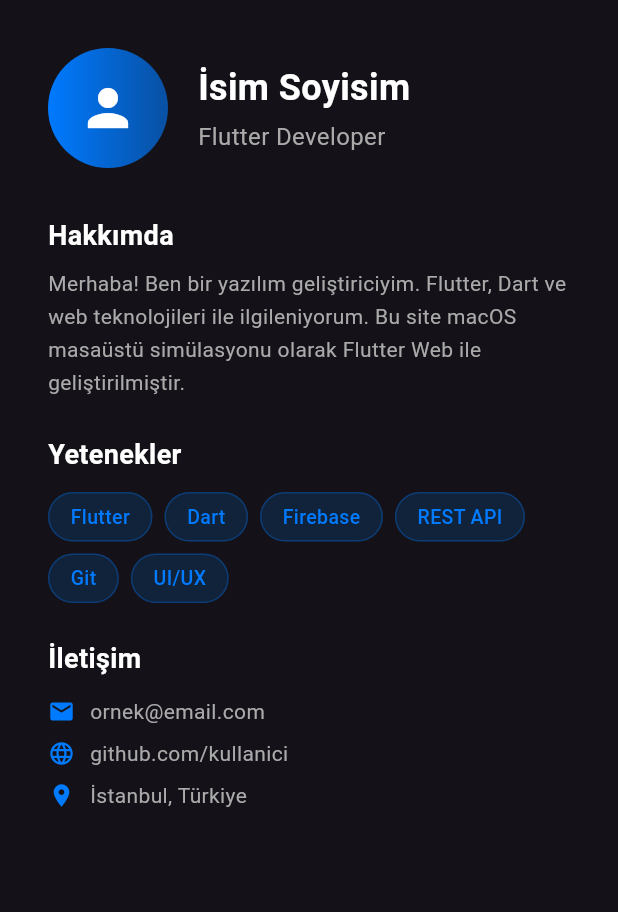
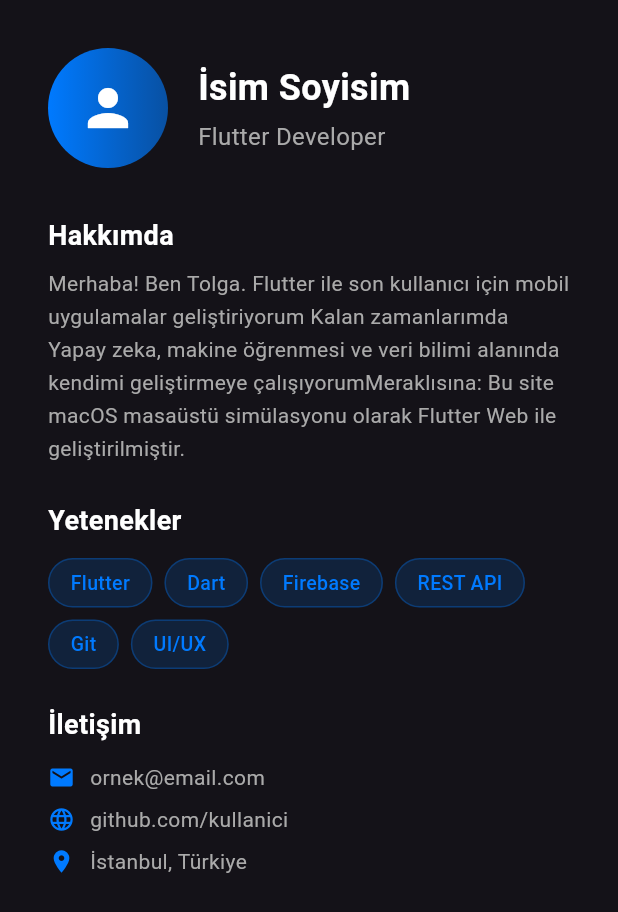
Before and after one commit to TOLGATOK21/tolgatok.com, a Flutter app: the AboutPage widget shown alone on an empty page, opened directly, on a phone screen of 412 x 824 dp. Shown: the top 912 px of the screen. Run offline on Flutter 3.47's test engine with Material 3 defaults, Android fonts, the phone set to English and light mode, and no system bars.

```diff
--- a/lib/screens/desktop/pages/about_page.dart
+++ b/lib/screens/desktop/pages/about_page.dart
@@ -56,8 +56,9 @@ class AboutPage extends StatelessWidget {
           const _SectionTitle('Hakkımda'),
           const SizedBox(height: 8),
           const Text(
-            'Merhaba! Ben bir yazılım geliştiriciyim. Flutter, Dart ve web teknolojileri ile ilgileniyorum. '
-            'Bu site macOS masaüstü simülasyonu olarak Flutter Web ile geliştirilmiştir.',
+            'Merhaba! Ben Tolga. Flutter ile son kullanıcı için mobil uygulamalar geliştiriyorum '
+            'Kalan zamanlarımda Yapay zeka, makine öğrenmesi ve veri bilimi alanında kendimi geliştirmeye çalışıyorum'
+            'Meraklısına: Bu site macOS masaüstü simülasyonu olarak Flutter Web ile geliştirilmiştir.',
             style: TextStyle(
               color: AppConstants.textSecondary,
               fontSize: 14,
```
Also changed, not shown: firebase.json (added), 3 other files.
